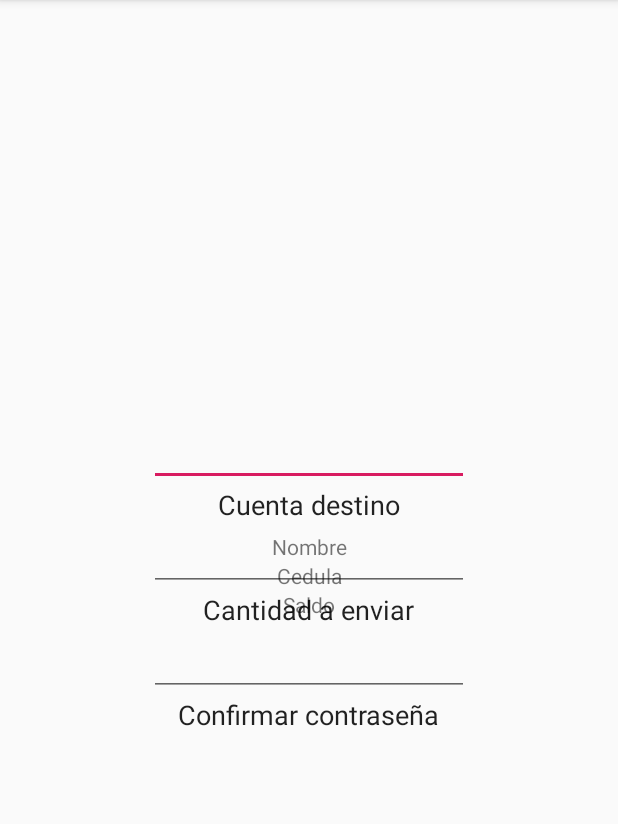
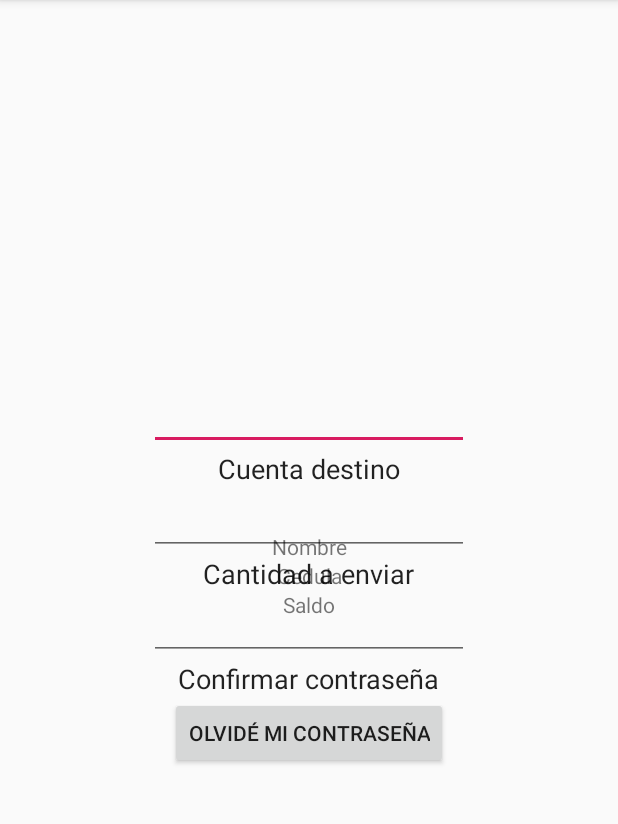
Before and after one commit to un-sei2019i-labs-cecego/bank, an Android app: the MyAccountActivity screen opened directly, with no data from a screen before it, on a phone screen of 412 x 824 dp, the part 84-908 px from its top. Run offline under Robolectric (Android 15) with nearby library versions, the phone set to English and light mode, and no system bars; 1 statement that could not run was skipped.

Commit message:
tab creation

```diff
--- a/mobile-app/AppLogin/app/src/main/java/com/example/applogin/BusinessLogic/MyAccountActivity.java
+++ b/mobile-app/AppLogin/app/src/main/java/com/example/applogin/BusinessLogic/MyAccountActivity.java
@@ -2,14 +2,62 @@ package com.example.applogin.BusinessLogic;
 
 import android.support.v7.app.AppCompatActivity;
 import android.os.Bundle;
+import android.view.View;
+import android.widget.Button;
+import android.widget.TabHost;
 
+import com.example.applogin.DataAccess.Models.User;
 import com.example.applogin.R;
 
 public class MyAccountActivity extends AppCompatActivity {
+
+    Button button;
+    User user;
 
     @Override
     protected void onCreate(Bundle savedInstanceState) {
         super.onCreate(savedInstanceState);
         setContentView(R.layout.activity_my_account);
+
+        // Llamar TabHost
+        TabHost tabs = (TabHost) findViewById(android.R.id.tabhost);
+
+        // Preparar TabHost para confguracion
+        tabs.setup();
+
+        // Crear las pestañas
+        TabHost.TabSpec spec1 = tabs.newTabSpec("mitab1");
+        TabHost.TabSpec spec2 = tabs.newTabSpec("mitab2");
+
+        // Asignar contenido a cada pestaña
+        spec1.setContent(R.id.Cuenta);
+        spec2.setContent(R.id.Transacciones);
+
+        // Asignar icono u texto a cada pestaña
+        spec1.setIndicator("Mi cuenta");
+        spec2.setIndicator("Transacciones");
+
+        // Anadir pestañas al TabHost
+        tabs.addTab(spec1);
+        tabs.addTab(spec2);
+
+        // Definir posicion pestaña actual
+        tabs.setCurrentTab(0);
+
+        button = (Button)findViewById(R.id.button);
+
+        button.setOnClickListener(new View.OnClickListener() {
+            public void onClick(View arg0)
+            {
+                eventButton();
+            }
+        });
+
     }
+
+    public void eventButton(){
+
+
+    }
+
 }
--- a/mobile-app/AppLogin/app/src/main/java/com/example/applogin/DataAccess/Models/Admin.java
+++ b/mobile-app/AppLogin/app/src/main/java/com/example/applogin/DataAccess/Models/Admin.java
@@ -7,7 +7,7 @@ public class Admin extends Person{
     private long password;
 
     public Admin(Context context, long id) {
-        super(context, id);
+        super(context);
     }
 
     public void transferBalance(){
--- a/mobile-app/AppLogin/app/src/main/java/com/example/applogin/DataAccess/Models/Person.java
+++ b/mobile-app/AppLogin/app/src/main/java/com/example/applogin/DataAccess/Models/Person.java
@@ -15,9 +15,8 @@ public class Person {
 
     private Context context;
 
-    public Person(Context context, long id) {
+    public Person(Context context) {
         this.context = context;
-        this.id = id;
     }
 
     public boolean login(long id, long password) {
--- a/mobile-app/AppLogin/app/src/main/res/layout/activity_my_account.xml
+++ b/mobile-app/AppLogin/app/src/main/res/layout/activity_my_account.xml
@@ -124,6 +124,15 @@
                         app:layout_constraintStart_toStartOf="parent"
                         tools:layout_editor_absoluteY="494dp" />
 
+                    <Button
+                        android:id="@+id/button1"
+                        android:layout_width="wrap_content"
+                        android:layout_height="wrap_content"
+                        android:text="Olvidé mi contraseña"
+                        app:layout_constraintEnd_toEndOf="parent"
+                        app:layout_constraintStart_toStartOf="parent"
+                        tools:layout_editor_absoluteY="548dp" />
+
                 </LinearLayout>
 
             </FrameLayout>
```
Also changed, not shown: mobile-app/AppLogin/app/src/main/java/com/example/applogin/BusinessLogic/MainActivity.java (+15 -8 lines), mobile-app/AppLogin/app/src/main/java/com/example/applogin/DataAccess/Models/User.java (+1 -15 lines).
